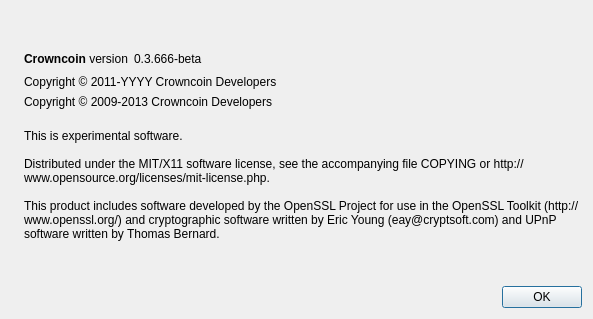
Before: the Qt Designer form src/qt/forms/aboutdialog.ui in wolfoxonly/coc, drawn with Qt 5.
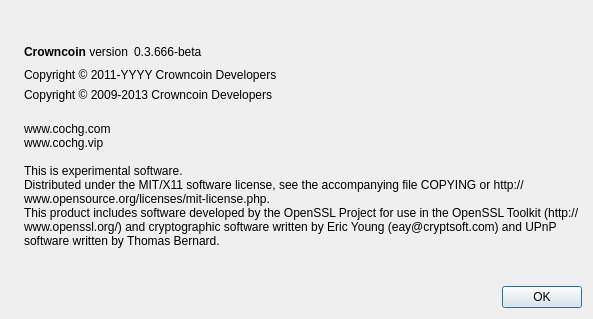
After: the same form once the commit is applied. Icons and pictures are not drawn.

```diff
--- a/src/qt/forms/aboutdialog.ui
+++ b/src/qt/forms/aboutdialog.ui
@@ -124,10 +124,11 @@
        </property>
        <property name="text">
         <string>
+www.cochg.com
+www.cochg.vip
+
 This is experimental software.
-
 Distributed under the MIT/X11 software license, see the accompanying file COPYING or http://www.opensource.org/licenses/mit-license.php.
-
 This product includes software developed by the OpenSSL Project for use in the OpenSSL Toolkit (http://www.openssl.org/) and cryptographic software written by Eric Young (eay@cryptsoft.com) and UPnP software written by Thomas Bernard.</string>
        </property>
        <property name="wordWrap">
```
